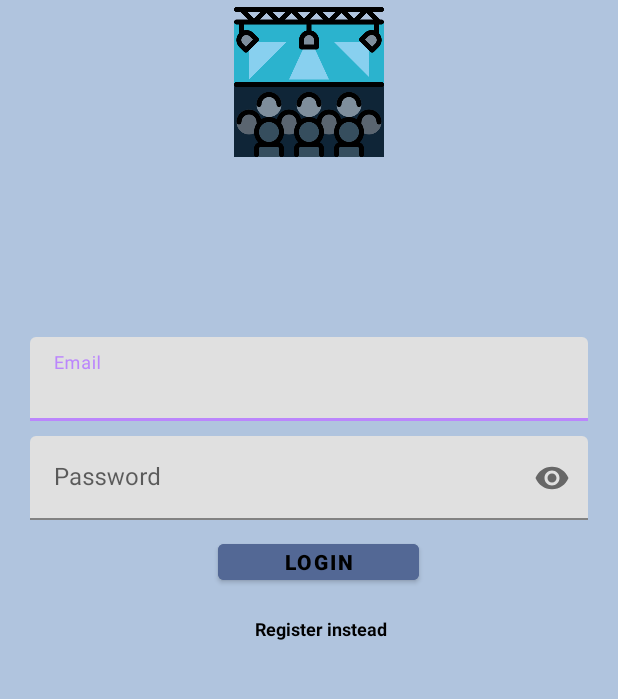
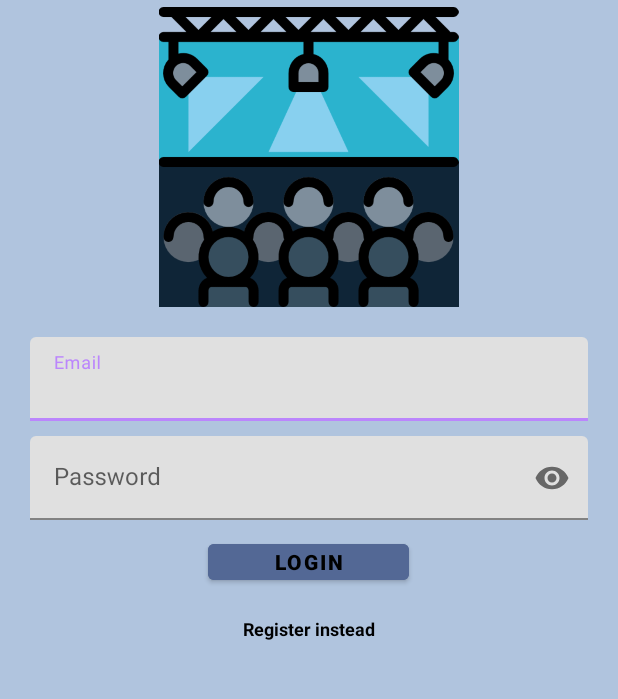
Before and after one commit to wynjardi/MobdeveFinalProj, an Android app: the Login screen opened directly, with no data from a screen before it, on a phone screen of 412 x 824 dp, the part 182-881 px from its top. Run offline under Robolectric (Android 15) with nearby library versions, the light colour scheme and no system bars; our stand-ins replace Firebase (no records; nobody signed in at launch, a user with empty details on screens opened directly).

Commit message:
fixing layout login regis

```diff
--- a/app/src/main/java/com/mobdeve/jardiniano/see/ProfileActivity.kt
+++ b/app/src/main/java/com/mobdeve/jardiniano/see/ProfileActivity.kt
@@ -44,6 +44,12 @@ class ProfileActivity : AppCompatActivity() {
 
         }
 
+        binding.logoutBtn.setOnClickListener{
+            firebaseAuth.signOut()
+            startActivity(Intent(this, HomeActivity::class.java))
+            finish()
+        }
+
 
         NavBar(findViewById<BottomNavigationView>(R.id.bottom_nav), this, R.id.profileIcon)
     }
--- a/app/src/main/res/layout/activity_login.xml
+++ b/app/src/main/res/layout/activity_login.xml
@@ -10,8 +10,8 @@
     android:background="#b0c4de">
 
     <ImageView
-        android:layout_width="100sp"
-        android:layout_height="100dp"
+        android:layout_width="300sp"
+        android:layout_height="200sp"
         android:layout_centerHorizontal="true"
         android:layout_marginLeft="130dp"
         android:layout_marginTop="50dp"
@@ -65,7 +65,7 @@
         android:layout_width="134dp"
         android:layout_height="36dp"
         android:layout_below="@id/loginpw"
-        android:layout_marginLeft="125dp"
+        android:layout_centerHorizontal="true"
         android:layout_marginTop="10dp"
         android:backgroundTint="#536895"
         android:paddingTop="2dp"
@@ -80,7 +80,7 @@
         android:layout_width="wrap_content"
         android:layout_height="wrap_content"
         android:layout_below="@id/btn_Llogin"
-        android:layout_marginLeft="150dp"
+        android:layout_centerHorizontal="true"
         android:layout_marginTop="18dp"
         android:text="Register instead"
         android:textColor="?android:attr/colorForeground"
```
